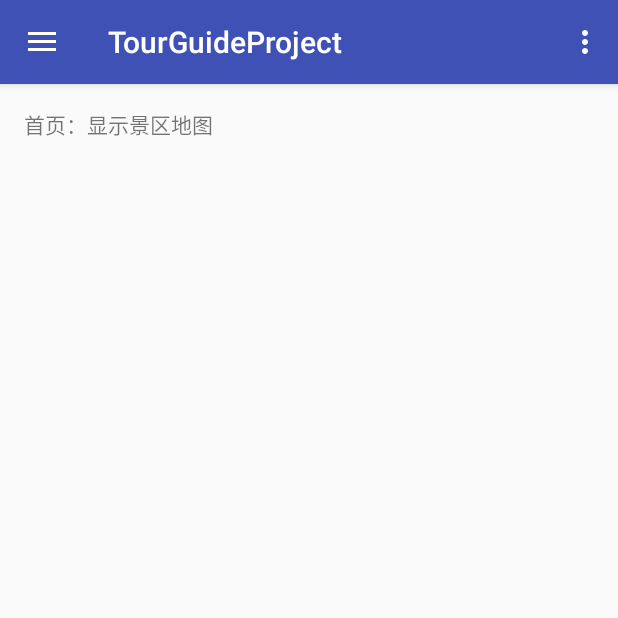
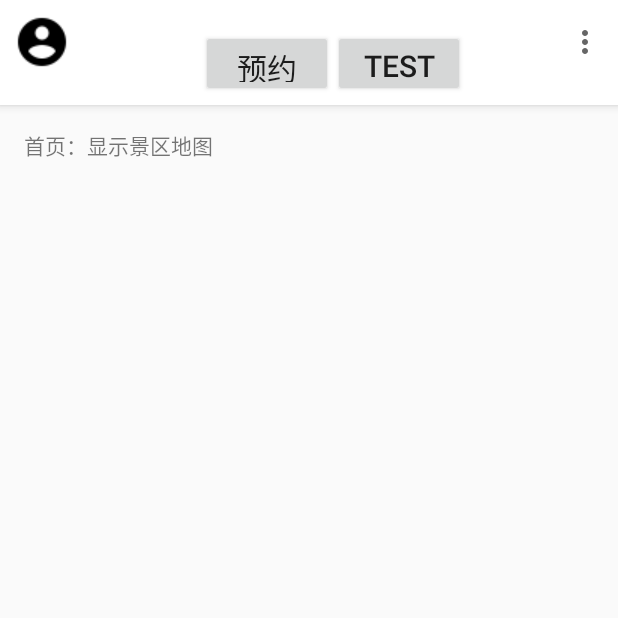
Before and after one commit to kathy-ling/AndroidProject, an Android app: the screen it shows after launch (MainActivity), on a phone screen of 412 x 824 dp, the top half of it. Run offline under Robolectric (Android 15) with nearby library versions, the phone set to English and light mode, and no system bars.

Commit message:
some problem

```diff
--- a/TourGuideProject/app/src/main/AndroidManifest.xml
+++ b/TourGuideProject/app/src/main/AndroidManifest.xml
@@ -7,7 +7,8 @@
         android:icon="@mipmap/ic_launcher"
         android:label="@string/app_name"
         android:supportsRtl="true"
-        android:theme="@style/AppTheme">
+        android:theme="@style/Theme.AppCompat.Light.NoActionBar"
+        >
         <activity
             android:name=".MainActivity"
             android:label="@string/app_name"
--- a/TourGuideProject/app/src/main/java/com/example/tian/tourguideproject/MainActivity.java
+++ b/TourGuideProject/app/src/main/java/com/example/tian/tourguideproject/MainActivity.java
@@ -12,6 +12,8 @@ import android.support.v7.app.AppCompatActivity;
 import android.support.v7.widget.Toolbar;
 import android.view.Menu;
 import android.view.MenuItem;
+import android.view.Window;
+import android.widget.Toast;
 
 public class MainActivity extends AppCompatActivity
         implements NavigationView.OnNavigationItemSelectedListener {
@@ -20,16 +22,34 @@ public class MainActivity extends AppCompatActivity
     protected void onCreate(Bundle savedInstanceState) {
 
         super.onCreate(savedInstanceState);
+        supportRequestWindowFeature(Window.FEATURE_NO_TITLE);
         setContentView(R.layout.activity_main);
 
+
         Toolbar toolbar = (Toolbar) findViewById(R.id.toolbar);
+        toolbar.setNavigationIcon(R.drawable.ic_account_black);  //设置导航栏图标
+//        toolbar.setNavigationOnClickListener(View.);
+        //该方法会将工具栏设置为 Activity 的应用栏
         setSupportActionBar(toolbar);
 
+
+        toolbar.setNavigationOnClickListener(new View.OnClickListener() {
+            @Override
+            public void onClick(View v) {
+                onBackPressed();
+                Toast.makeText(MainActivity.this, "onclick", Toast.LENGTH_LONG).show();
+            }
+        });
+
+
         DrawerLayout drawer = (DrawerLayout) findViewById(R.id.drawer_layout);
+
+        //ActionBarDrawerToggle是一个开关，用于打开/关闭DrawerLayout抽屉
         ActionBarDrawerToggle toggle = new ActionBarDrawerToggle(
                 this, drawer, toolbar, R.string.navigation_drawer_open, R.string.navigation_drawer_close);
         drawer.setDrawerListener(toggle);
         toggle.syncState();
+        toggle.setDrawerIndicatorEnabled(false);
 
         NavigationView navigationView = (NavigationView) findViewById(R.id.nav_view);
         navigationView.setNavigationItemSelectedListener(this);
--- a/TourGuideProject/app/src/main/res/layout/activity_main.xml
+++ b/TourGuideProject/app/src/main/res/layout/activity_main.xml
@@ -1,5 +1,7 @@
 <?xml version="1.0" encoding="utf-8"?>
-<android.support.v4.widget.DrawerLayout xmlns:android="http://schemas.android.com/apk/res/android"
+
+<android.support.v4.widget.DrawerLayout
+    xmlns:android="http://schemas.android.com/apk/res/android"
     xmlns:app="http://schemas.android.com/apk/res-auto"
     xmlns:tools="http://schemas.android.com/tools"
     android:id="@+id/drawer_layout"
@@ -8,13 +10,17 @@
     android:fitsSystemWindows="true"
     tools:openDrawer="start">
 
-    <!--当前界面主要内容显示区域-->
-    <include
-        layout="@layout/app_bar_main"
+    <!--当抽屉式导航栏处于隐藏状态时的布局-->
+    <FrameLayout
         android:layout_width="match_parent"
-        android:layout_height="match_parent" />
+        android:layout_height="match_parent">
+        <include
+            layout="@layout/app_bar_main"
+            android:layout_width="match_parent"
+            android:layout_height="match_parent" />
+    </FrameLayout>
 
-    <!--Navigation Drawer内容-->
+    <!--抽屉式导航栏的内容-->
     <!--Navigation Drawer必须使用android:layout_gravity属性设置水平的 gravity值 -->
     <!--抽屉菜单的高度和父View一样-->
     <android.support.design.widget.NavigationView
--- a/TourGuideProject/app/src/main/res/layout/app_bar_main.xml
+++ b/TourGuideProject/app/src/main/res/layout/app_bar_main.xml
@@ -1,5 +1,6 @@
 <?xml version="1.0" encoding="utf-8"?>
-<android.support.design.widget.CoordinatorLayout xmlns:android="http://schemas.android.com/apk/res/android"
+<android.support.design.widget.CoordinatorLayout
+    xmlns:android="http://schemas.android.com/apk/res/android"
     xmlns:app="http://schemas.android.com/apk/res-auto"
     xmlns:tools="http://schemas.android.com/tools"
     android:layout_width="match_parent"
@@ -7,28 +8,42 @@
     android:fitsSystemWindows="true"
     tools:context="com.example.tian.tourguideproject.MainActivity">
 
+    <include layout="@layout/content_main" />
+
     <android.support.design.widget.AppBarLayout
         android:layout_width="match_parent"
-        android:layout_height="wrap_content"
-        android:theme="@style/AppTheme.AppBarOverlay">
+        android:layout_height="wrap_content">
 
         <android.support.v7.widget.Toolbar
+            xmlns:app="http://schemas.android.com/apk/res-auto"
+            xmlns:android="http://schemas.android.com/apk/res/android"
+            xmlns:toolbar="http://schemas.android.com/apk/res-auto"
             android:id="@+id/toolbar"
             android:layout_width="match_parent"
-            android:layout_height="?attr/actionBarSize"
+            android:layout_height="70dp"
             android:background="?attr/colorPrimary"
-            app:popupTheme="@style/AppTheme.PopupOverlay" />
+            app:popupTheme="@style/AppTheme.PopupOverlay" >
+
+            <LinearLayout
+                android:layout_width="match_parent"
+                android:layout_height="wrap_content"
+                android:gravity="center"
+                android:layout_marginTop="20dp"
+                android:layout_marginBottom="5dp">
+            <Button
+                android:layout_width="wrap_content"
+                android:layout_height="wrap_content"
+                android:text="预约"
+                android:textSize="20dp" />
+            <Button
+                android:layout_width="wrap_content"
+                android:layout_height="wrap_content"
+                android:text="test"
+                android:textSize="20dp"/>
+            </LinearLayout>
+
+        </android.support.v7.widget.Toolbar>
 
     </android.support.design.widget.AppBarLayout>
 
-    <include layout="@layout/content_main" />
-
-    <!--<android.support.design.widget.FloatingActionButton
-        android:id="@+id/fab"
-        android:layout_width="wrap_content"
-        android:layout_height="wrap_content"
-        android:layout_gravity="bottom|end"
-        android:layout_margin="@dimen/fab_margin"
-        app:srcCompat="@android:drawable/ic_dialog_email" />
-     -->
 </android.support.design.widget.CoordinatorLayout>
--- a/TourGuideProject/app/src/main/res/menu/main.xml
+++ b/TourGuideProject/app/src/main/res/menu/main.xml
@@ -1,4 +1,7 @@
 <?xml version="1.0" encoding="utf-8"?>
+
+<!--ActionBar最右端的布局-->
+
 <menu xmlns:android="http://schemas.android.com/apk/res/android"
     xmlns:app="http://schemas.android.com/apk/res-auto">
     <item
--- a/TourGuideProject/app/src/main/res/values/colors.xml
+++ b/TourGuideProject/app/src/main/res/values/colors.xml
@@ -1,6 +1,7 @@
 <?xml version="1.0" encoding="utf-8"?>
 <resources>
-    <color name="colorPrimary">#3F51B5</color>
+    <color name="colorPrimary">#ffffff</color>
     <color name="colorPrimaryDark">#303F9F</color>
     <color name="colorAccent">#FF4081</color>
+    <!--<color name="colorWhite">#ffffff</color>-->
 </resources>
--- a/TourGuideProject/app/src/main/res/values/styles.xml
+++ b/TourGuideProject/app/src/main/res/values/styles.xml
@@ -6,6 +6,7 @@
         <item name="colorPrimary">@color/colorPrimary</item>
         <item name="colorPrimaryDark">@color/colorPrimaryDark</item>
         <item name="colorAccent">@color/colorAccent</item>
+        <!--<item name="colorWhite">@color/colorWhite</item>-->
     </style>
 
     <style name="AppTheme.NoActionBar">
```
Also changed, not shown: TourGuideProject/app/src/main/res/drawable/ic_account_black.png (added).
